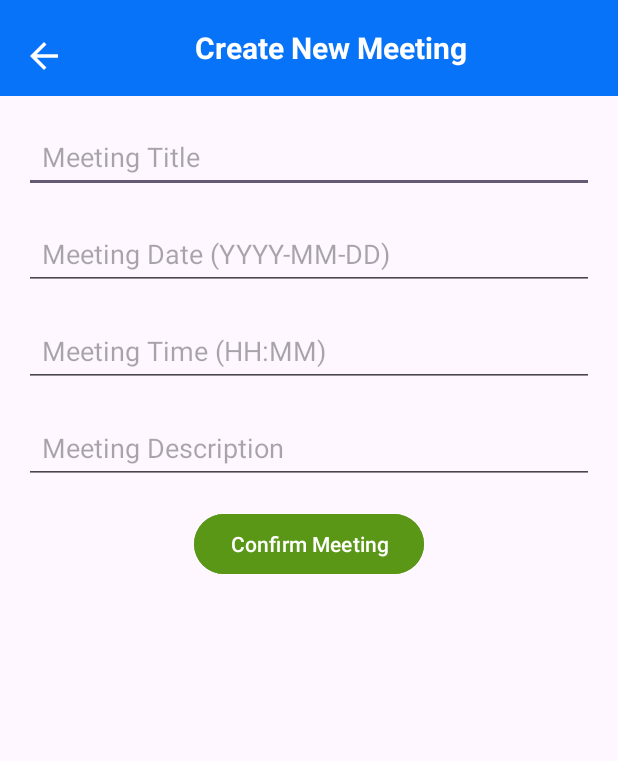
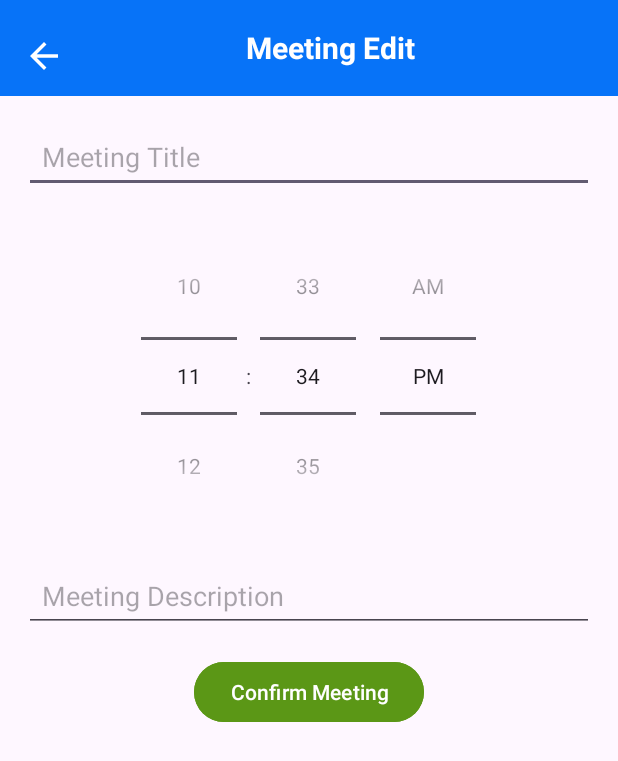
Before and after one commit to DevlinHamill/cs460GroupProject, an Android app: the NewMeeting screen opened directly, with no data from a screen before it, on a phone screen of 412 x 824 dp. Shown: the top 761 px of the screen. Run offline under Robolectric (Android 15) with nearby library versions, the phone set to English and light mode, and no system bars; our stand-ins replace Firebase (no records; nobody signed in at launch, a user with empty details on screens opened directly).

Commit message:
Synched temporary files for the calender

```diff
--- a/app/src/main/java/com/example/project/hub.java
+++ b/app/src/main/java/com/example/project/hub.java
@@ -4,11 +4,7 @@ import android.content.Intent;
 import android.os.Bundle;
 import android.view.View;
 
-import androidx.activity.EdgeToEdge;
 import androidx.appcompat.app.AppCompatActivity;
-import androidx.core.graphics.Insets;
-import androidx.core.view.ViewCompat;
-import androidx.core.view.WindowInsetsCompat;
 
 import com.example.project.databinding.ActivityHubBinding;
 import com.example.project.utilites.Constants;
--- a/app/src/main/res/layout/activity_calender.xml
+++ b/app/src/main/res/layout/activity_calender.xml
@@ -80,7 +80,7 @@
             android:layout_height="wrap_content"
             android:layout_margin="8dp"
             android:backgroundTint="@color/Green"
-            android:text="Add Meeting"
+            android:text="@string/add_meeting"
             android:textColor="@color/white" />
 
         <com.google.android.material.button.MaterialButton
@@ -90,7 +90,7 @@
             android:layout_height="wrap_content"
             android:layout_margin="8dp"
             android:backgroundTint="@color/Red"
-            android:text="Remove Meeting"
+            android:text="@string/remove_meeting"
             android:textColor="@color/white" />
     </LinearLayout>
 </androidx.constraintlayout.widget.ConstraintLayout>
--- a/app/src/main/res/layout/activity_new_meeting.xml
+++ b/app/src/main/res/layout/activity_new_meeting.xml
@@ -30,7 +30,7 @@
             android:layout_height="wrap_content"
             android:layout_weight="1"
             android:gravity="center"
-            android:text="Create New Meeting"
+            android:text="Meeting Edit"
             android:textColor="@color/white"
             android:textSize="20sp"
             android:textStyle="bold" />
@@ -49,36 +49,25 @@
         app:layout_constraintStart_toStartOf="parent"
         app:layout_constraintEnd_toEndOf="parent" />
 
-    <EditText
-        android:id="@+id/meetingDate"
+
+
+    <TimePicker
+        android:id="@+id/meetingTime"
         android:layout_width="0dp"
         android:layout_height="wrap_content"
         android:layout_margin="16dp"
-        android:hint="Meeting Date (YYYY-MM-DD)"
-        android:padding="12dp"
-        android:inputType="date"
+        android:timePickerMode="spinner"
         app:layout_constraintTop_toBottomOf="@id/meetingTitle"
         app:layout_constraintStart_toStartOf="parent"
         app:layout_constraintEnd_toEndOf="parent" />
 
-    <EditText
-        android:id="@+id/meetingTime"
-        android:layout_width="0dp"
-        android:layout_height="wrap_content"
-        android:layout_margin="16dp"
-        android:hint="Meeting Time (HH:MM)"
-        android:padding="12dp"
-        android:inputType="time"
-        app:layout_constraintTop_toBottomOf="@id/meetingDate"
-        app:layout_constraintStart_toStartOf="parent"
-        app:layout_constraintEnd_toEndOf="parent" />
 
     <EditText
         android:id="@+id/meetingDescription"
         android:layout_width="0dp"
         android:layout_height="wrap_content"
         android:layout_margin="16dp"
-        android:hint="Meeting Description"
+        android:hint="@string/meeting_description"
         android:padding="12dp"
         android:inputType="textMultiLine"
         android:gravity="top"
@@ -92,7 +81,7 @@
         android:layout_width="wrap_content"
         android:layout_height="wrap_content"
         android:layout_margin="16dp"
-        android:text="Confirm Meeting"
+        android:text="@string/confirm_meeting"
         android:backgroundTint="@color/Green"
         android:textColor="@color/white"
         app:layout_constraintTop_toBottomOf="@id/meetingDescription"
--- a/app/src/main/res/values/strings.xml
+++ b/app/src/main/res/values/strings.xml
@@ -31,5 +31,9 @@
     <string name="lastn">LastN</string>
     <string name="sign_out">Sign Out</string>
     <string name="type_a_message">Type a message</string>
+    <string name="remove_meeting">Remove Meeting</string>
+    <string name="add_meeting">Add Meeting</string>
+    <string name="confirm_meeting">Confirm Meeting</string>
+    <string name="meeting_description">Meeting Description</string>
 
 </resources>
```
Also changed, not shown: app/src/main/java/com/example/project/NewMeeting.java (+48 -3 lines), app/src/main/java/com/example/project/calender.java (+28 -8 lines).
